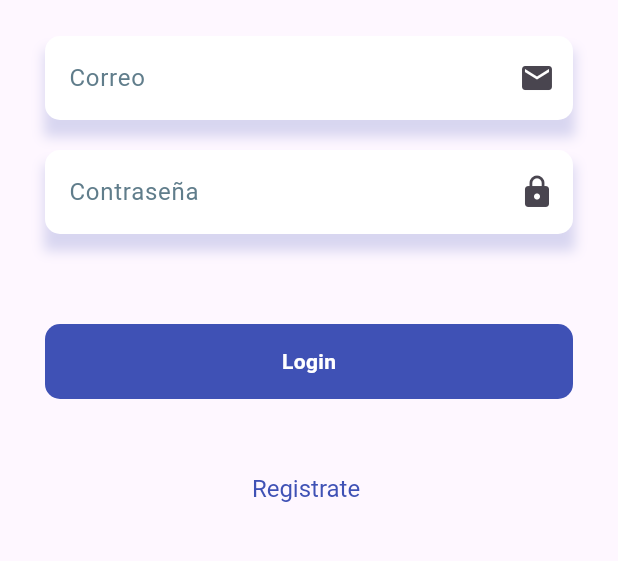
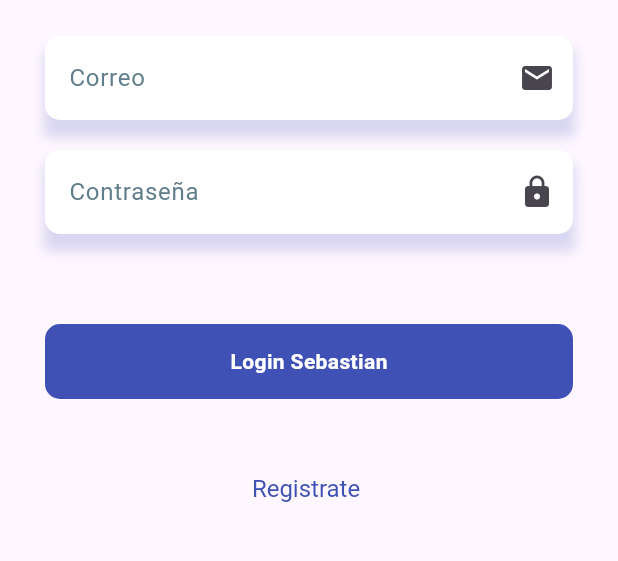
Before and after one commit to karolFabianasd/proyectomovil, a Flutter app: the screen it shows after launch, on a phone screen of 412 x 824 dp, the part 63-624 px from its top. Run offline on Flutter 3.47's test engine with Material 3 defaults, Android fonts, the phone set to English and light mode, and no system bars; our stand-ins replace qr_flutter, sqflite; accounts and stored records are empty.

Commit message:
prueba cambio nombre

```diff
--- a/lib/presentation/screens/login_screen.dart
+++ b/lib/presentation/screens/login_screen.dart
@@ -1,7 +1,6 @@
 import 'package:flutter/material.dart';
 import 'package:flutter_application_1/presentation/screens/dashboard_screen.dart';
 import 'package:flutter_application_1/presentation/screens/registro_screen.dart';
-
 
 class LoginScreen extends StatelessWidget {
   const LoginScreen({super.key});
@@ -35,15 +34,17 @@ class LoginScreen extends StatelessWidget {
                       borderRadius: BorderRadius.circular(10),
                       color: Colors.indigo),
                   child: const Center(
-                    child: Text('Login',
+                    child: Text('Login Sebastian',
                         style: TextStyle(
                             color: Colors.white, fontWeight: FontWeight.bold)),
                   )),
             ),
             GestureDetector(
               onTap: () {
-                Navigator.push(context,
-                    MaterialPageRoute(builder: (context) => const RegisterScreen()));
+                Navigator.push(
+                    context,
+                    MaterialPageRoute(
+                        builder: (context) => const RegisterScreen()));
               },
               child: Center(
                 child: RichText(
```
